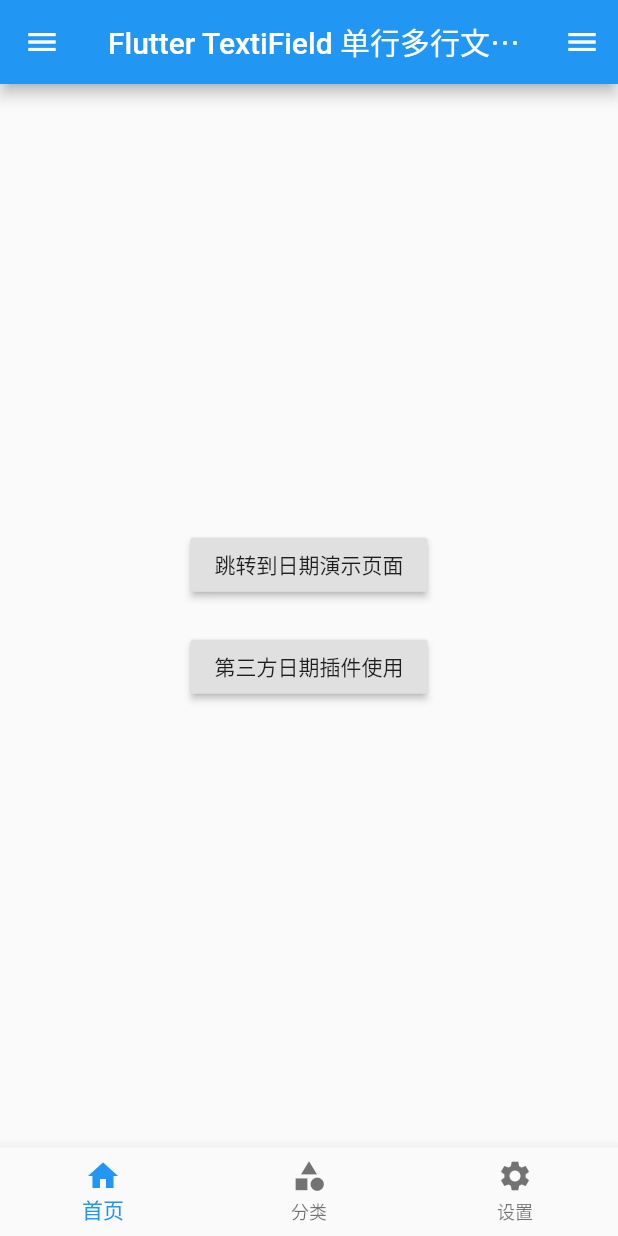
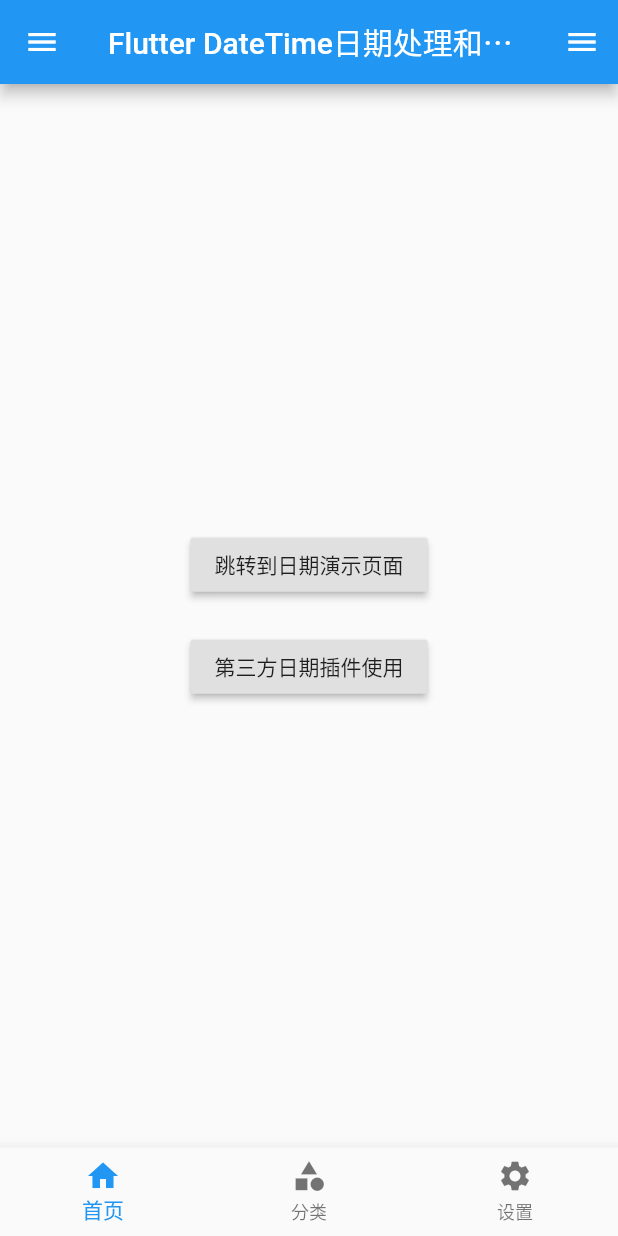
Before and after one commit to VIOOOO/Ovo, a Flutter app: the screen it shows after launch, on a phone screen of 412 x 824 dp. Run offline on Flutter 3.47's test engine with Material 2 defaults, Android fonts, the phone set to English and light mode, and no system bars; our stand-ins replace cached_network_image, date_format, flutter_swiper; missing offline and left inert: flutter_cupertino_date_picker; project files that could hold a hidden picture were left out.

Commit message:
flutter localizations 汉化 DateTime 官方自带的日期组件和第三方日期组件

```diff
--- a/flutter/flutterBak/flutter_diverse_demo/demo_lib/flutter_localizations_DateTime/lib/pages/Tabs.dart
+++ b/flutter/flutterBak/flutter_diverse_demo/demo_lib/flutter_localizations_DateTime/lib/pages/Tabs.dart
@@ -33,7 +33,7 @@ class _TabsState extends State<Tabs> {
   Widget build(BuildContext context) {
     return Scaffold(
       appBar: AppBar(
-        title: Text('Flutter TextiField 单行多行文本框'),
+        title: Text('Flutter DateTime日期处理和汉化'),
       ),
       // 根据 tab 页签改变切换页面
       body: this._pageList[this._currentIndex],
```
